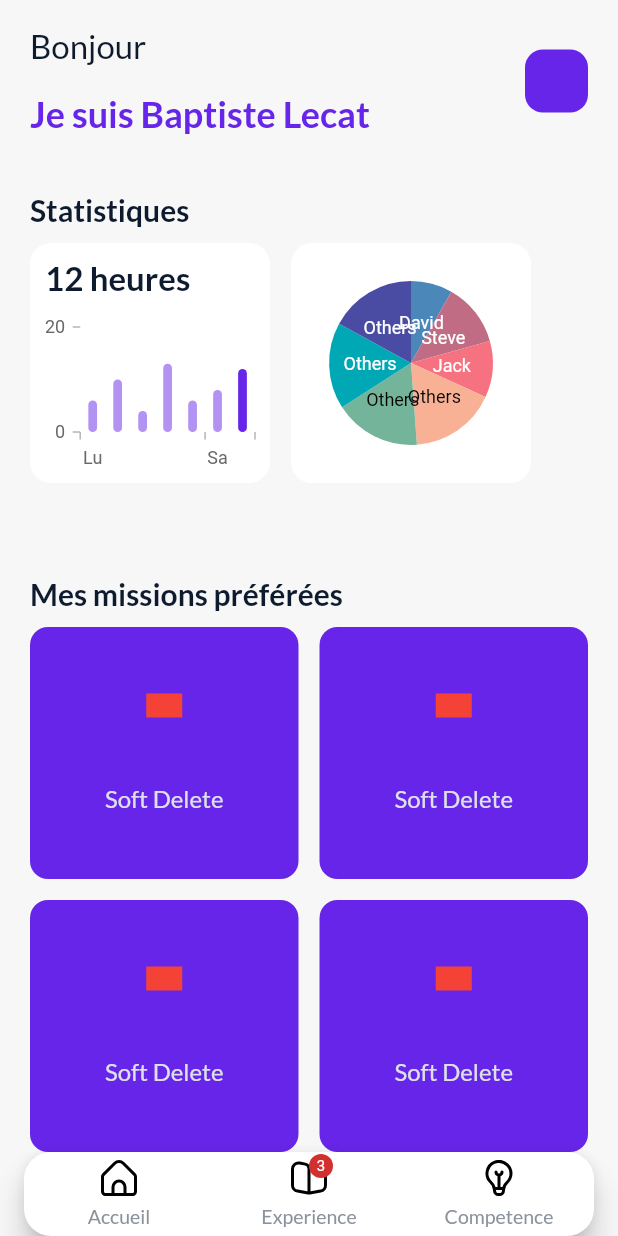
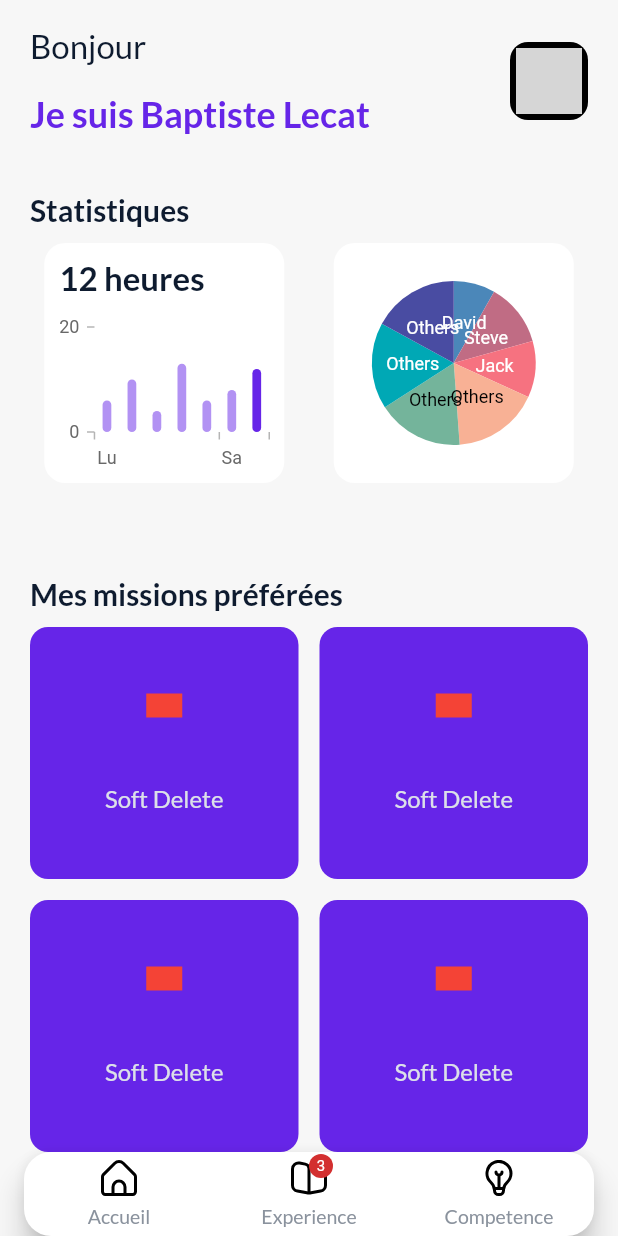
Before and after one commit to BaptisteLecat/portfolio_app, a Flutter app: the screen it shows after launch, on a phone screen of 412 x 824 dp. Run offline on Flutter 3.47's test engine with Material 2 defaults, Android fonts, the phone set to English and light mode, and no system bars; drawn by our look-alikes of custom_navigation_bar, video_player; our stand-ins replace bloc, equatable, flutter_bloc, flutter_svg, liquid_swipe, syncfusion_flutter_charts; grey boxes are pictures that could not be loaded.

Commit message:
Implement Account Input on homePage

```diff
--- a/lib/presentation/feature/home/view/home_view.dart
+++ b/lib/presentation/feature/home/view/home_view.dart
@@ -1,11 +1,47 @@
 import 'package:flutter/material.dart';
+import 'package:portfolio_app/presentation/feature/account/screen/account_screen.dart';
 import 'package:portfolio_app/presentation/feature/home/widget/code_time_chart.dart';
 import 'package:portfolio_app/presentation/feature/home/widget/github_data.dart';
 import 'package:portfolio_app/presentation/feature/home/widget/mission_card.dart';
 import 'package:portfolio_app/presentation/widget/theme/colors.dart';
+import 'package:video_player/video_player.dart';
 
-class HomeView extends StatelessWidget {
+class HomeView extends StatefulWidget {
   const HomeView({Key? key}) : super(key: key);
+
+  @override
+  State<HomeView> createState() => _HomeViewState();
+}
+
+class _HomeViewState extends State<HomeView> {
+  late VideoPlayerController _controller;
+  late Future<void> _initializeVideoPlayerFuture;
+
+  @override
+  void initState() {
+    // Create and store the VideoPlayerController. The VideoPlayerController
+    // offers several different constructors to play videos from assets, files,
+    // or the internet.
+    _controller = VideoPlayerController.asset('assets/movies/profile.mp4');
+
+    // Initialize the controller and store the Future for later use.
+    _initializeVideoPlayerFuture = _controller.initialize();
+
+    // Use the controller to loop the video.
+    _controller.setLooping(true);
+
+    _controller.play();
+
+    super.initState();
+  }
+
+  @override
+  void dispose() {
+    // Ensure disposing of the VideoPlayerController to free up resources.
+    _controller.dispose();
+
+    super.dispose();
+  }
 
   @override
   Widget build(BuildContext context) {
@@ -46,12 +82,43 @@ class HomeView extends StatelessWidget {
                           )
                         ],
                       ),
-                      Container(
-                        height: 42,
-                        width: 42,
-                        decoration: BoxDecoration(
-                            color: Theme.of(context).primaryColor,
-                            borderRadius: BorderRadius.circular(12)),
+                      GestureDetector(
+                        onTap: (() {
+                          Navigator.push(
+                              context,
+                              MaterialPageRoute(
+                                  builder: (context) => AccountScreen()));
+                        }),
+                        child: Container(
+                          height: 52,
+                          width: 52,
+                          decoration: BoxDecoration(
+                              color: Colors.black,
+                              borderRadius: BorderRadius.circular(12)),
+                          child: FutureBuilder(
+                            future: _initializeVideoPlayerFuture,
+                            builder: (context, snapshot) {
+                              if (snapshot.connectionState ==
+                                  ConnectionState.done) {
+                                // If the VideoPlayerController has finished initialization, use
+                                // the data it provides to limit the aspect ratio of the VideoPlayer.
+                                return Padding(
+                                  padding: const EdgeInsets.all(4.0),
+                                  child: AspectRatio(
+                                    aspectRatio: _controller.value.aspectRatio,
+                                    // Use the VideoPlayer widget to display the video.
+                                    child: VideoPlayer(_controller),
+                                  ),
+                                );
+                              } else {
+                                // If the VideoPlayerController is still initializing, show a
+                                // loading spinner.
+                                return Center(
+                                    child: CircularProgressIndicator());
+                              }
+                            },
+                          ),
+                        ),
                       )
                     ],
                   ),
@@ -73,7 +140,8 @@ class HomeView extends StatelessWidget {
                         height: 10,
                       ),
                       Row(
-                        children: [
+                        mainAxisAlignment: MainAxisAlignment.spaceEvenly,
+                        children: const [
                           CodeTimeChart(),
                           SizedBox(
                             width: 14,
--- a/pubspec.yaml
+++ b/pubspec.yaml
@@ -41,6 +41,7 @@ dependencies:
   flutter_svg: ^1.0.3
   syncfusion_flutter_charts: ^19.4.56
   custom_navigation_bar: ^0.8.2
+  video_player: ^2.3.0
 
 dev_dependencies:
   flutter_test:
@@ -70,6 +71,7 @@ flutter:
     - assets/images/svg/
     - assets/icons/
     - assets/icons/ui/
+    - assets/movies/profile.mp4
   #   - images/a_dot_ham.jpeg
 
   # An image asset can refer to one or more resolution-specific "variants", see
```
Also changed, not shown: pubspec.lock, 7 other files.
